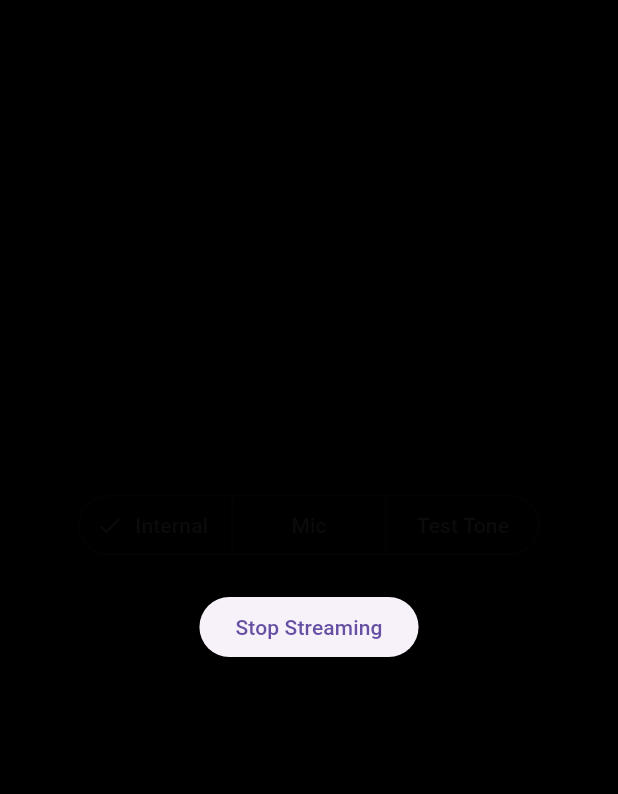
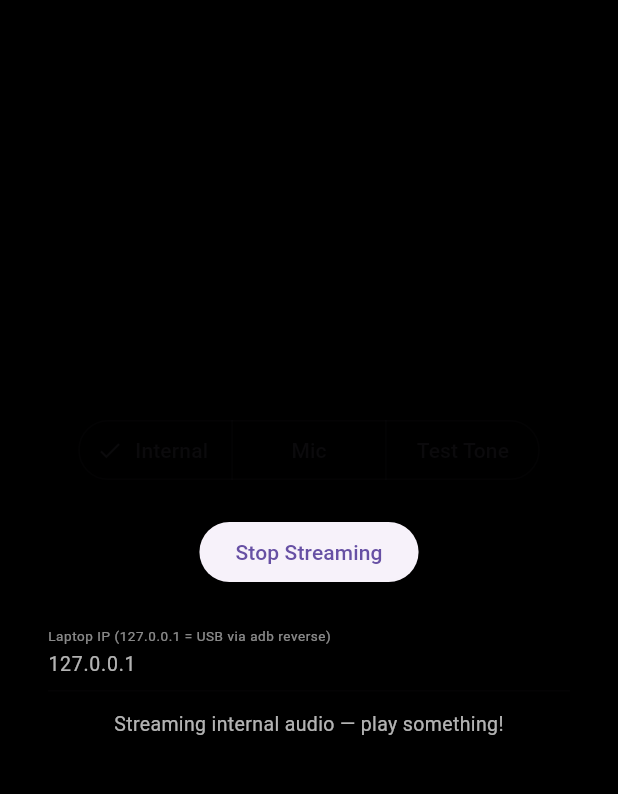
Before and after one commit to shivamkumar15/aamina, a Flutter app: the screen it shows after launch, after a tap on "Start Streaming", on a phone screen of 412 x 824 dp, the part 84-878 px from its top. Run offline on Flutter 3.47's test engine with Material 3 defaults, Android fonts, the phone set to English and light mode, and no system bars; our stand-ins replace permission_handler.

Commit message:
fixed bugs

```diff
--- a/aamina_mobile/lib/main.dart
+++ b/aamina_mobile/lib/main.dart
@@ -32,6 +32,23 @@ class _AudioPageState extends State<AudioPage> {
 
   bool running = false;
 
+  /// True while waiting for the user to grant screen-capture permission
+  /// (internal mode opens the Android MediaProjection dialog and the
+  /// native side only answers afterwards).
+  bool waitingForPermission = false;
+
+  /// Last status / error message shown under the buttons.
+  String status = "Idle — start the receiver on your laptop first.";
+
+  final TextEditingController hostController =
+      TextEditingController(text: "127.0.0.1");
+
+  @override
+  void dispose() {
+    hostController.dispose();
+    super.dispose();
+  }
+
   /// Request RECORD_AUDIO permission at runtime.
   /// Without this, AudioRecord creation crashes with SecurityException
   /// on Android 6+ (API 23+).
@@ -46,6 +63,9 @@ class _AudioPageState extends State<AudioPage> {
         final granted = await _ensurePermissions();
         if (!granted) {
           if (!mounted) return;
+          setState(() {
+            status = "Microphone permission denied — streaming needs it.";
+          });
           ScaffoldMessenger.of(context).showSnackBar(
             const SnackBar(
               content: Text("Microphone permission is required for audio capture."),
@@ -53,20 +73,45 @@ class _AudioPageState extends State<AudioPage> {
           );
           return;
         }
-        await platform.invokeMethod("startCapture", {"mode": mode});
+        setState(() {
+          waitingForPermission = mode == "internal";
+          status = mode == "internal"
+              ? "Tap “Start now” on the Android screen-capture prompt…"
+              : "Connecting to ${hostController.text.trim()}:5000…";
+        });
+        await platform.invokeMethod("startCapture", {
+          "mode": mode,
+          "host": hostController.text.trim(),
+          "port": 5000,
+        });
+        setState(() {
+          running = true;
+          waitingForPermission = false;
+          status = mode == "internal"
+              ? "Streaming internal audio — play something!"
+              : mode == "mic"
+                  ? "Streaming microphone — speak to test."
+                  : "Streaming test tone (440 Hz).";
+        });
       } else {
         await platform.invokeMethod("stopCapture");
+        setState(() {
+          running = false;
+          waitingForPermission = false;
+          status = "Stopped.";
+        });
       }
-
+    } on PlatformException catch (e) {
+      if (!mounted) return;
       setState(() {
-        running = !running;
+        running = false;
+        waitingForPermission = false;
+        status = e.code == "DENIED"
+            ? "Screen-capture was denied — try again and tap “Start now”."
+            : "Could not start: ${e.message ?? e.code}";
       });
-    } on PlatformException {
-      if (!mounted) return;
       ScaffoldMessenger.of(context).showSnackBar(
-        const SnackBar(
-          content: Text("Unable to start streaming right now."),
-        ),
+        SnackBar(content: Text(e.code == "DENIED" ? "Screen-capture denied." : "Unable to start streaming right now.")),
       );
     }
   }
@@ -102,8 +147,41 @@ class _AudioPageState extends State<AudioPage> {
             ),
             const SizedBox(height: 20),
             ElevatedButton(
-              onPressed: toggle,
-              child: Text(running ? "Stop Streaming" : "Start Streaming"),
+              onPressed: waitingForPermission ? null : toggle,
+              child: Text(waitingForPermission
+                  ? "Waiting for permission…"
+                  : running
+                      ? "Stop Streaming"
+                      : "Start Streaming"),
+            ),
+            const SizedBox(height: 20),
+            Padding(
+              padding: const EdgeInsets.symmetric(horizontal: 32),
+              child: TextField(
+                controller: hostController,
+                enabled: !running && !waitingForPermission,
+                style: const TextStyle(color: Colors.white70, fontSize: 13),
+                decoration: const InputDecoration(
+                  labelText: "Laptop IP (127.0.0.1 = USB via adb reverse)",
+                  labelStyle: TextStyle(color: Colors.white54, fontSize: 12),
+                  enabledBorder: OutlineInputBorder(
+                    borderSide: BorderSide(color: Colors.white24),
+                  ),
+                  focusedBorder: OutlineInputBorder(
+                    borderSide: BorderSide(color: Colors.white54),
+                  ),
+                ),
+                keyboardType: TextInputType.number,
+              ),
+            ),
+            const SizedBox(height: 12),
+            Padding(
+              padding: const EdgeInsets.symmetric(horizontal: 32),
+              child: Text(
+                status,
+                textAlign: TextAlign.center,
+                style: const TextStyle(color: Colors.white70, fontSize: 13),
+              ),
             ),
           ],
         ),
```
Also changed, not shown: aamina_mobile/pubspec.lock, 2 other files.
